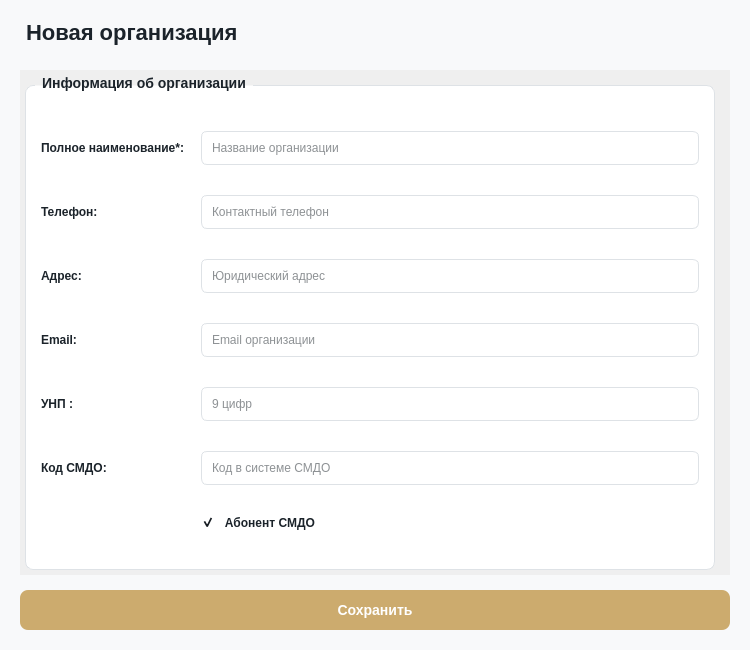
Old version of the form client/ui/system/organizations/organization_dialog.ui in the repository lerakaplich/Documents.
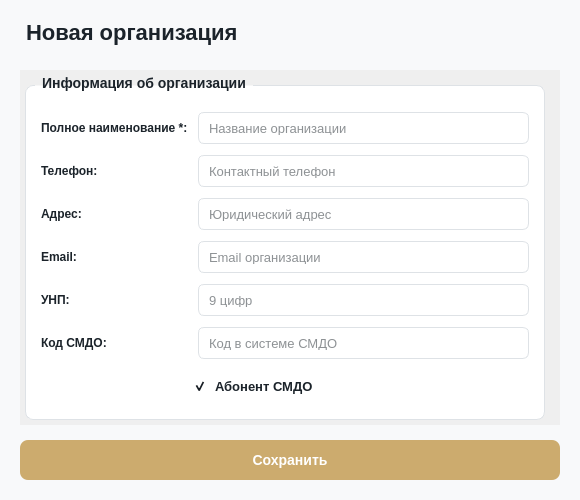
New version of the form. Icons and pictures are not drawn.

Patch:
```diff
--- a/client/ui/system/organizations/organization_dialog.ui
+++ b/client/ui/system/organizations/organization_dialog.ui
@@ -6,116 +6,159 @@
    <rect>
     <x>0</x>
     <y>0</y>
-    <width>750</width>
-    <height>650</height>
+    <width>580</width>
+    <height>500</height>
    </rect>
   </property>
-  <property name="minimumSize">
-   <size>
-    <width>750</width>
-    <height>650</height>
-   </size>
-  </property>
   <property name="windowTitle">
    <string>Организация</string>
   </property>
   <property name="styleSheet">
-   <string notr="true">
+   <string notr="true">QScrollArea {
+ border: none;
+ background-color: transparent;
+}
 QDialog {
     background-color: #f8f9fa;
 }
-   QCheckBox {
-                color: #1B232A;
-                spacing: 0px;
-                font-size: 12px;
-                background: transparent;
-            }
+QCheckBox {
+    color: #1B232A;
+    spacing: 8px;
+    font-size: 13px;
+    background: transparent;
+}
 
-            QCheckBox::indicator {
-                width: 18px;
-                height: 18px;
-                /* Картинка для НЕнажатого состояния */
-                image: url(&quot;D:/Documents/client/icons/cb_unchecked.png&quot;);
-            }
+QCheckBox::indicator {
+    width: 18px;
+    height: 18px;
+    image: url(&quot;D:/Documents/client/icons/cb_unchecked.png&quot;);
+}
 
-            QCheckBox::indicator:checked {
-                /* Картинка для НАЖАТОГО состояния */
-                image: url(&quot;D:/Documents/client/icons/cb_checked.png&quot;);
-            }
+QCheckBox::indicator:checked {
+    image: url(&quot;D:/Documents/client/icons/cb_checked.png&quot;);
+}
 
-            /* Если хотите добавить эффект при наведении, можно использовать другой файл,
-               либо убрать этот блок, чтобы при наведении ничего не менялось */
+QScrollBar::vertical {
+    background: #F5F5F5;
+    width: 8px;
+    border-radius: 4px;
+    margin: 0px;
+    border: none;
+}
 
-            QScrollBar::vertical {
-                background: #F5F5F5;
-                width: 8px;
-                border-radius: 4px;
-                margin: 0px;
-                border: none;
-            }
+QScrollBar::handle:vertical {
+    background: #C1C1C1;
+    border-radius: 4px;
+    min-height: 20px;
+}
 
-            QScrollBar::handle:vertical {
-                background: #C1C1C1;
-                border-radius: 4px;
-                min-height: 20px;
-            }
+QScrollBar::handle:vertical:hover {
+    background: #A0A0A0;
+}
 
-            QScrollBar::handle:vertical:hover {
-                background: #A0A0A0;
-            }
+QScrollBar::handle:vertical:pressed {
+    background: #888888;
+}
 
-            QScrollBar::handle:vertical:pressed {
-                background: #888888;
-            }
+QScrollBar::add-line:vertical,
+QScrollBar::sub-line:vertical {
+    border: none;
+    background: none;
+    width: 0px;
+    height: 0px;
+}
 
-            QScrollBar::add-line:vertical,
-            QScrollBar::sub-line:vertical {
-                border: none;
-                background: none;
-                width: 0px;
-                height: 0px;
-            }
+QScrollBar::add-page:vertical,
+QScrollBar::sub-page:vertical {
+    background: none;
+}
 
-            QScrollBar::add-page:vertical,
-            QScrollBar::sub-page:vertical {
-                background: none;
-            }
+QScrollBar:horizontal {
+    border: none;
+    background: #F5F5F5;
+    height: 8px;
+    margin: 0px;
+    border-radius: 4px;
+}
 
-            /* Горизонтальная полоса прокрутки */
-            QScrollBar:horizontal {
-                border: none;
-                background: #F5F5F5;
-                height: 8px;
-                margin: 0px;
-                border-radius: 4px;
-            }
+QScrollBar::handle:horizontal {
+    background: #C1C1C1;
+    border-radius: 4px;
+    min-width: 20px;
+}
 
-            QScrollBar::handle:horizontal {
-                background: #C1C1C1;
-                border-radius: 4px;
-                min-width: 20px;
-            }
+QScrollBar::handle:horizontal:hover {
+    background: #A0A0A0;
+}
 
-            QScrollBar::handle:horizontal:hover {
-                background: #A0A0A0;
-            }
+QScrollBar::handle:horizontal:pressed {
+    background: #888888;
+}
 
-            QScrollBar::handle:horizontal:pressed {
-                background: #888888;
-            }
+QScrollBar::add-line:horizontal,
+QScrollBar::sub-line:horizontal {
+    border: none;
+    background: none;
+    width: 0px;
+    height: 0px;
+}
 
-            QScrollBar::add-line:horizontal,
-            QScrollBar::sub-line:horizontal {
-                border: none;
-                background: none;
-                width: 0px;
-                height: 0px;
-            }
+QScrollBar::add-page:horizontal,
+QScrollBar::sub-page:horizontal {
+    background: none;
+}
 
-            QScrollBar::add-page:horizontal,
-            QScrollBar::sub-page:horizontal {
-                background: none;
-            }</string>
+/* ===== СТИЛИ ДЛЯ QLineEdit ===== */
+QLineEdit {
+    border: 1px solid #dee2e6;
+    border-radius: 6px;
+    padding: 8px;
+    background-color: white;
+    color: #1B232A;
+    font-size: 13px;
+
+}
+
+QLineEdit:hover {
+    border-color: #ccab6e;
+}
+
+QLineEdit:focus {
+    border: 2px solid #ccab6e;
+}
+
+/* ===== СТИЛИ ДЛЯ QGroupBox ===== */
+QGroupBox {
+    font-weight: bold;
+    font-size: 14px;
+    border: 1px solid #dee2e6;
+    border-radius: 8px;
+    margin-top: 10px;
+    padding-top: 10px;
+    background-color: white;
+}
+QGroupBox::title {
+    subcontrol-origin: margin;
+    left: 10px;
+    padding: 0 5px 0 5px;
+    color: #1B232A;
+}
+
+/* ===== СТИЛИ ДЛЯ QPushButton (Сохранить) ===== */
+QPushButton#saveButton {
+    background-color: #ccab6e;
+    color: white;
+    border-radius: 8px;
+    font-weight: bold;
+    font-size: 14px;
+    border: none;
+}
+QPushButton#saveButton:hover {
+    background-color: #b8945a;
+}
+QPushButton#saveButton:pressed {
+    background-color: #a07d4a;
+}</string>
   </property>
   <layout class="QVBoxLayout" name="mainLayout">
    <property name="spacing">
@@ -146,80 +189,75 @@
    <item>
     <widget class="QScrollArea" name="scrollArea">
      <property name="styleSheet">
-      <string notr="true">QScrollArea {
- border: none;
- background-color: transparent;
+      <string notr="true">QScrollBar::vertical {
+    background: #F5F5F5;
+    width: 8px;
+    border-radius: 4px;
+    margin: 0px;
+    border: none;
 }
-QScrollBar::vertical {
-                background: #F5F5F5;
-                width: 8px;
-                border-radius: 4px;
-                margin: 0px;
-                border: none;
-            }
 
-            QScrollBar::handle:vertical {
-                background: #C1C1C1;
-                border-radius: 4px;
-                min-height: 20px;
-            }
+QScrollBar::handle:vertical {
+    background: #C1C1C1;
+    border-radius: 4px;
+    min-height: 20px;
+}
 
-            QScrollBar::handle:vertical:hover {
-                background: #A0A0A0;
-            }
+QScrollBar::handle:vertical:hover {
+    background: #A0A0A0;
+}
 
-            QScrollBar::handle:vertical:pressed {
-                background: #888888;
-            }
+QScrollBar::handle:vertical:pressed {
+    background: #888888;
+}
 
-            QScrollBar::add-line:vertical,
-            QScrollBar::sub-line:vertical {
-                border: none;
-                background: none;
-                width: 0px;
-                height: 0px;
-            }
+QScrollBar::add-line:vertical,
+QScrollBar::sub-line:vertical {
+    border: none;
+    background: none;
+    width: 0px;
+    height: 0px;
+}
 
-            QScrollBar::add-page:vertical,
-            QScrollBar::sub-page:vertical {
-                background: none;
-            }
+QScrollBar::add-page:vertical,
+QScrollBar::sub-page:vertical {
+    background: none;
+}
 
-            /* Горизонтальная полоса прокрутки */
-            QScrollBar:horizontal {
-                border: none;
-                background: #F5F5F5;
-                height: 8px;
-                margin: 0px;
-                border-radius: 4px;
-            }
+QScrollBar:horizontal {
+    border: none;
+    background: #F5F5F5;
+    height: 8px;
+    margin: 0px;
+    border-radius: 4px;
+}
 
-            QScrollBar::handle:horizontal {
-                background: #C1C1C1;
-                border-radius: 4px;
-                min-width: 20px;
-            }
+QScrollBar::handle:horizontal {
+    background: #C1C1C1;
+    border-radius: 4px;
+    min-width: 20px;
+}
 
-            QScrollBar::handle:horizontal:hover {
-                background: #A0A0A0;
-            }
+QScrollBar::handle:horizontal:hover {
+    background: #A0A0A0;
+}
 
-            QScrollBar::handle:horizontal:pressed {
-                background: #888888;
-            }
+QScrollBar::handle:horizontal:pressed {
+    background: #888888;
+}
 
-            QScrollBar::add-line:horizontal,
-            QScrollBar::sub-line:horizontal {
-                border: none;
-                background: none;
-                width: 0px;
-                height: 0px;
-            }
+QScrollBar::add-line:horizontal,
+QScrollBar::sub-line:horizontal {
+    border: none;
+    background: none;
+    width: 0px;
+    height: 0px;
+}
 
-            QScrollBar::add-page:horizontal,
-            QScrollBar::sub-page:horizontal {
-                background: none;
-            }</string>
+QScrollBar::add-page:horizontal,
+QScrollBar::sub-page:horizontal {
+    background: none;
+}</string>
      </property>
      <property name="widgetResizable">
       <bool>true</bool>
@@ -229,8 +267,8 @@
        <rect>
         <x>0</x>
         <y>0</y>
-        <width>710</width>
-        <height>500</height>
+        <width>540</width>
+        <height>350</height>
        </rect>
       </property>
       <layout class="QVBoxLayout" name="scrollLayout">
@@ -250,28 +288,11 @@
         <number>5</number>
        </property>
        <item>
-        <widget class="QGroupBox" name="orgInfoGroup">
-         <property name="styleSheet">
-          <string>QGroupBox {
-    font-weight: bold;
-    font-size: 14px;
-    border: 1px solid #dee2e6;
-    border-radius: 8px;
-    margin-top: 10px;
-    padding-top: 10px;
-    background-color: white;
-}
-QGroupBox::title {
-    subcontrol-origin: margin;
-    left: 10px;
-    padding: 0 5px 0 5px;
-    color: #1B232A;
-}</string>
-         </property>
+        <widget class="QGroupBox" name="organizationInfoGroup">
          <property name="title">
           <string>Информация об организации</string>
          </property>
-         <layout class="QGridLayout" name="orgInfoLayout">
+         <layout class="QGridLayout" name="organizationInfoLayout">
           <property name="leftMargin">
            <number>15</number>
           </property>
@@ -287,71 +308,37 @@
           <property name="spacing">
            <number>10</number>
           </property>
-          <item row="11" column="1">
-           <widget class="QCheckBox" name="checkBoxSubscriber">
-            <property name="styleSheet">
-             <string>color: #1B232A; font-weight: 500;</string>
-            </property>
-            <property name="text">
-             <string>   Абонент СМДО</string>
-            </property>
-            <property name="checked">
-             <bool>true</bool>
-            </property>
-           </widget>
-          </item>
           <item row="0" column="0">
-           <widget class="QLabel" name="labelName">
+           <widget class="QLabel" name="fullNameLabel">
             <property name="styleSheet">
              <string>color: #1B232A; font-weight: 500;</string>
             </property>
             <property name="text">
-             <string>Полное наименование*:</string>
-            </property>
-           </widget>
-          </item>
-          <item row="2" column="1">
-           <widget class="QLineEdit" name="lineEditAddress">
-            <property name="styleSheet">
-             <string>border: 1px solid #dee2e6; border-radius: 6px; padding: 8px; background-color: white; color: #1B232A;</string>
-            </property>
-            <property name="placeholderText">
-             <string>Юридический адрес</string>
-            </property>
-           </widget>
-          </item>
-          <item row="2" column="0">
-           <widget class="QLabel" name="labelAddress">
-            <property name="styleSheet">
-             <string>color: #1B232A; font-weight: 500;</string>
-            </property>
-            <property name="text">
-             <string>Адрес:</string>
+             <string>Полное наименование *:</string>
             </property>
            </widget>
           </item>
           <item row="0" column="1">
-           <widget class="QLineEdit" name="lineEditName">
-            <property name="styleSheet">
-             <string>border: 1px solid #dee2e6; border-radius: 6px; padding: 8px; background-color: white; color: #1B232A;</string>
+           <widget class="QLineEdit" name="fullNameEdit">
+            <property name="minimumSize">
+             <size>
+              <width>0</width>
+              <height>32</height>
+             </size>
+            </property>
+            <property name="maximumSize">
+             <size>
+              <width>16777215</width>
+              <height>32</height>
+             </size>
             </property>
             <property name="placeholderText">
              <string>Название организации</string>
             </property>
            </widget>
           </item>
-          <item row="1" column="1">
-           <widget class="QLineEdit" name="lineEditPhone">
-            <property name="styleSheet">
-             <string>border: 1px solid #dee2e6; border-radius: 6px; padding: 8px; background-color: white; color: #1B232A;</string>
-            </property>
-            <property name="placeholderText">
-             <string>Контактный телефон</string>
-            </property>
-           </widget>
-          </item>
           <item row="1" column="0">
-           <widget class="QLabel" name="labelPhone">
+           <widget class="QLabel" name="phoneLabel">
             <property name="styleSheet">
              <string>color: #1B232A; font-weight: 500;</string>
             </property>
@@ -360,36 +347,106 @@
             </property>
            </widget>
           </item>
-          <item row="10" column="1">
-           <widget class="QLineEdit" name="lineEditSmdoCode">
+          <item row="1" column="1">
+           <widget class="QLineEdit" name="phoneEdit">
+            <property name="minimumSize">
+             <size>
+              <width>0</width>
+              <height>32</height>
+             </size>
+            </property>
+            <property name="maximumSize">
+             <size>
+              <width>16777215</width>
+              <height>32</height>
+             </size>
+            </property>
+            <property name="placeholderText">
+             <string>Контактный телефон</string>
+            </property>
+           </widget>
+          </item>
+          <item row="2" column="0">
+           <widget class="QLabel" name="addressLabel">
             <property name="styleSheet">
-             <string>border: 1px solid #dee2e6; border-radius: 6px; padding: 8px; background-color: white; color: #1B232A;</string>
+             <string>color: #1B232A; font-weight: 500;</string>
             </property>
+            <property name="text">
+             <string>Адрес:</string>
+            </property>
+           </widget>
+          </item>
+          <item row="2" column="1">
+           <widget class="QLineEdit" name="addressEdit">
+            <property name="minimumSize">
+             <size>
+              <width>0</width>
+              <height>32</height>
+             </size>
+            </property>
+            <property name="maximumSize">
+             <size>
+              <width>16777215</width>
+              <height>32</height>
+             </size>
+            </property>
             <property name="placeholderText">
-             <string>Код в системе СМДО</string>
+             <string>Юридический адрес</string>
+            </property>
+           </widget>
+          </item>
+          <item row="3" column="0">
+           <widget class="QLabel" name="emailLabel">
+            <property name="styleSheet">
+             <string>color: #1B232A; font-weight: 500;</string>
+            </property>
+            <property name="text">
+             <string>Email:</string>
+            </property>
+           </widget>
+          </item>
+          <item row="3" column="1">
+           <widget class="QLineEdit" name="emailEdit">
+            <property name="minimumSize">
+             <size>
+              <width>0</width>
+              <height>32</height>
+             </size>
+            </property>
+            <property name="maximumSize">
+             <size>
+              <width>16777215</width>
+              <height>32</height>
+             </size>
+            </property>
+            <property name="placeholderText">
+             <string>Email организации</string>
             </property>
            </widget>
           </item>
           <item row="4" column="0">
-           <widget class="QLabel" name="labelUNP">
-            <property name="minimumSize">
-             <size>
-              <width>150</width>
-              <height>0</height>
-             </size>
-            </property>
+           <widget class="QLabel" name="unpLabel">
             <property name="styleSheet">
              <string>color: #1B232A; font-weight: 500;</string>
             </property>
             <property name="text">
-             <string>УНП :</string>
+             <string>УНП:</string>
             </property>
            </widget>
           </item>
           <item row="4" column="1">
-           <widget class="QLineEdit" name="lineEditUNP">
-            <property name="styleSheet">
-             <string>border: 1px solid #dee2e6; border-radius: 6px; padding: 8px; background-color: white; color: #1B232A;</string>
+           <widget class="QLineEdit" name="unpEdit">
+            <property name="minimumSize">
+             <size>
+              <width>0</width>
+              <height>32</height>
+             </size>
+            </property>
+            <property name="maximumSize">
+             <size>
+              <width>16777215</width>
+              <height>32</height>
+             </size>
             </property>
             <property name="maxLength">
              <number>9</number>
@@ -399,8 +456,8 @@
             </property>
            </widget>
           </item>
-          <item row="10" column="0">
-           <widget class="QLabel" name="labelSmdoCode">
+          <item row="5" column="0">
+           <widget class="QLabel" name="smdoCodeLabel">
             <property name="styleSheet">
              <string>color: #1B232A; font-weight: 500;</string>
             </property>
@@ -409,25 +466,76 @@
             </property>
            </widget>
           </item>
-          <item row="3" column="1">
-           <widget class="QLineEdit" name="lineEditEmail">
-            <property name="styleSheet">
-             <string>border: 1px solid #dee2e6; border-radius: 6px; padding: 8px; background-color: white; color: #1B232A;</string>
+          <item row="5" column="1">
+           <widget class="QLineEdit" name="smdoCodeEdit">
+            <property name="minimumSize">
+             <size>
+              <width>0</width>
+              <height>32</height>
+             </size>
+            </property>
+            <property name="maximumSize">
+             <size>
+              <width>16777215</width>
+              <height>32</height>
+             </size>
             </property>
             <property name="placeholderText">
-             <string>Email организации</string>
+             <string>Код в системе СМДО</string>
             </property>
            </widget>
           </item>
-          <item row="3" column="0">
-           <widget class="QLabel" name="labelEmail">
-            <property name="styleSheet">
-             <string>color: #1B232A; font-weight: 500;</string>
-            </property>
-            <property name="text">
-             <string>Email:</string>
-            </property>
-           </widget>
+          <item row="6" column="0" colspan="2">
+           <layout class="QHBoxLayout" name="smdoSubscriberLayout">
+            <item>
+             <spacer name="horizontalSpacer">
+              <property name="orientation">
+               <enum>Qt::Orientation::Horizontal</enum>
+              </property>
+              <property name="sizeHint" stdset="0">
+               <size>
+                <width>40</width>
+                <height>20</height>
+               </size>
+              </property>
+             </spacer>
+            </item>
+            <item>
+             <widget class="QCheckBox" name="smdoSubscriberCheckbox">
+              <property name="minimumSize">
+               <size>
+                <width>0</width>
+                <height>32</height>
+               </size>
+              </property>
+              <property name="styleSheet">
+               <string>spacing: 8px; color: #1B232A; font-weight: 500;</string>
+              </property>
+              <property name="text">
+               <string>Абонент СМДО</string>
+              </property>
+              <property name="checked">
+               <bool>true</bool>
+              </property>
+             </widget>
+            </item>
+            <item>
+             <spacer name="horizontalSpacer_2">
+              <property name="orientation">
+               <enum>Qt::Orientation::Horizontal</enum>
+              </property>
+              <property name="sizeType">
+               <enum>QSizePolicy::Policy::Fixed</enum>
+              </property>
+              <property name="sizeHint" stdset="0">
+               <size>
+                <width>215</width>
+                <height>20</height>
+               </size>
+              </property>
+             </spacer>
+            </item>
+           </layout>
           </item>
          </layout>
         </widget>
@@ -437,32 +545,22 @@
     </widget>
    </item>
    <item>
-    <widget class="QPushButton" name="btnSave">
+    <widget class="QPushButton" name="saveButton">
      <property name="minimumSize">
       <size>
        <width>120</width>
        <height>40</height>
       </size>
      </property>
+     <property name="maximumSize">
+      <size>
+       <width>16777215</width>
+       <height>40</height>
+      </size>
+     </property>
      <property name="cursor">
       <cursorShape>PointingHandCursor</cursorShape>
      </property>
-     <property name="styleSheet">
-      <string>QPushButton {
-    background-color: #ccab6e;
-    color: white;
-    border-radius: 8px;
-    font-weight: bold;
-    font-size: 14px;
-    border: none;
-}
-QPushButton:hover {
-    background-color: #b8945a;
-}
-QPushButton:pressed {
-    background-color: #a07d4a;
-}</string>
-     </property>
      <property name="text">
       <string>Сохранить</string>
      </property>
```
